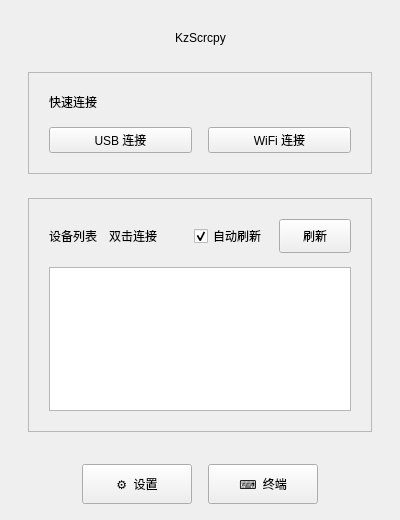
Qt form client/src/ui/dialog.ui (NuoRan/GameScrcpy) before a commit.
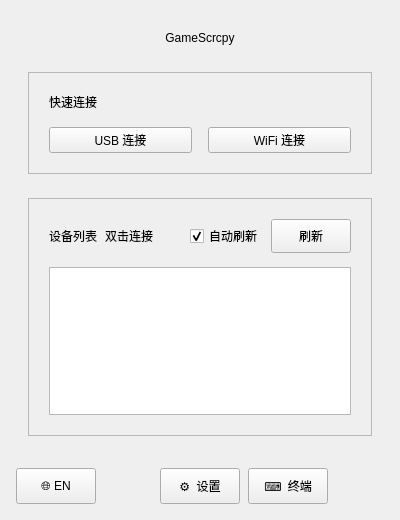
The same form after that commit.

Diff of the .ui file:
```diff
--- a/client/src/ui/dialog.ui
+++ b/client/src/ui/dialog.ui
@@ -75,7 +75,7 @@
         <item>
          <widget class="QLabel" name="logoLabel">
           <property name="text">
-           <string>KzScrcpy</string>
+           <string>GameScrcpy</string>
           </property>
           <property name="alignment">
            <set>Qt::AlignCenter</set>
@@ -198,7 +198,7 @@
          <item>
           <layout class="QHBoxLayout" name="deviceHeader">
            <property name="spacing">
-            <number>12</number>
+            <number>8</number>
            </property>
            <item>
             <widget class="QLabel" name="deviceTitle">
@@ -237,7 +237,7 @@
            <item>
             <widget class="QPushButton" name="updateDevice">
              <property name="minimumSize">
-              <size><width>72</width><height>34</height></size>
+              <size><width>0</width><height>34</height></size>
              </property>
              <property name="text">
               <string>刷新</string>
@@ -274,20 +274,33 @@
      </property>
      <layout class="QHBoxLayout" name="toolbarLayout">
       <property name="spacing">
-       <number>16</number>
+       <number>8</number>
       </property>
       <property name="leftMargin">
-       <number>28</number>
+       <number>16</number>
       </property>
       <property name="topMargin">
        <number>12</number>
       </property>
       <property name="rightMargin">
-       <number>28</number>
+       <number>16</number>
       </property>
       <property name="bottomMargin">
        <number>16</number>
       </property>
+      <item>
+       <widget class="QPushButton" name="langBtn">
+        <property name="minimumSize">
+         <size><width>60</width><height>36</height></size>
+        </property>
+        <property name="text">
+         <string notr="true">🌐 EN</string>
+        </property>
+        <property name="toolTip">
+         <string>Switch Language</string>
+        </property>
+       </widget>
+      </item>
       <item>
        <spacer name="toolbarLeftSpacer">
         <property name="orientation">
@@ -301,7 +314,7 @@
       <item>
        <widget class="QPushButton" name="settingsBtn">
         <property name="minimumSize">
-         <size><width>110</width><height>40</height></size>
+         <size><width>0</width><height>36</height></size>
         </property>
         <property name="text">
          <string>⚙  设置</string>
@@ -311,7 +324,7 @@
       <item>
        <widget class="QPushButton" name="terminalBtn">
         <property name="minimumSize">
-         <size><width>110</width><height>40</height></size>
+         <size><width>0</width><height>36</height></size>
         </property>
         <property name="text">
          <string>⌨  终端</string>
```
Left out of the diff: 2 changed lines with no effect on the pictures.
